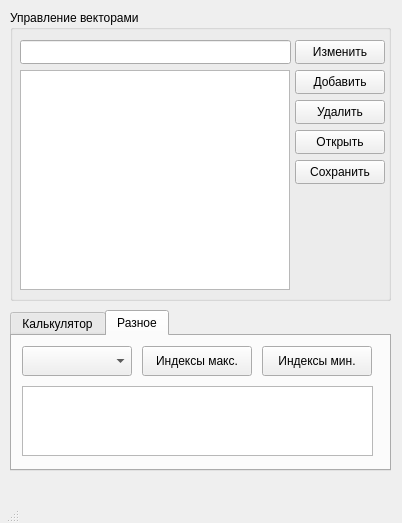
Old version of the form mainwindow.ui in the repository Mainekun/CourseWork.
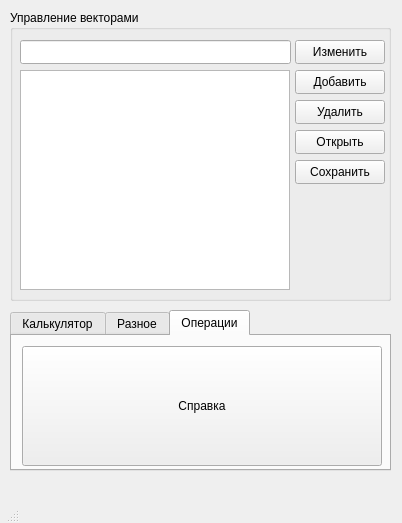
New version of the form. Icons and pictures are not drawn.

Diff of the .ui file:
```diff
--- a/mainwindow.ui
+++ b/mainwindow.ui
@@ -191,7 +191,7 @@
      </rect>
     </property>
     <property name="currentIndex">
-     <number>1</number>
+     <number>2</number>
     </property>
     <property name="elideMode">
      <enum>Qt::TextElideMode::ElideNone</enum>
@@ -305,6 +305,24 @@
       </property>
      </widget>
     </widget>
+    <widget class="QWidget" name="tab">
+     <attribute name="title">
+      <string>Операции</string>
+     </attribute>
+     <widget class="QPushButton" name="pushButton">
+      <property name="geometry">
+       <rect>
+        <x>10</x>
+        <y>10</y>
+        <width>360</width>
+        <height>120</height>
+       </rect>
+      </property>
+      <property name="text">
+       <string>Справка</string>
+      </property>
+     </widget>
+    </widget>
    </widget>
   </widget>
   <widget class="QMenuBar" name="menubar">
```
